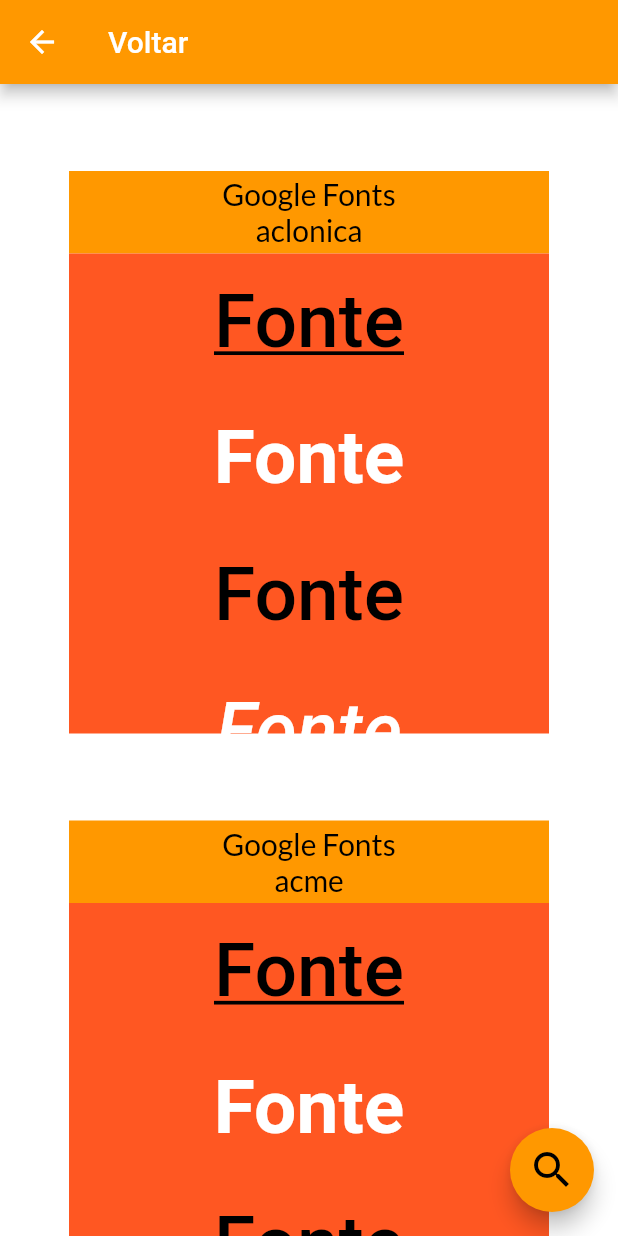
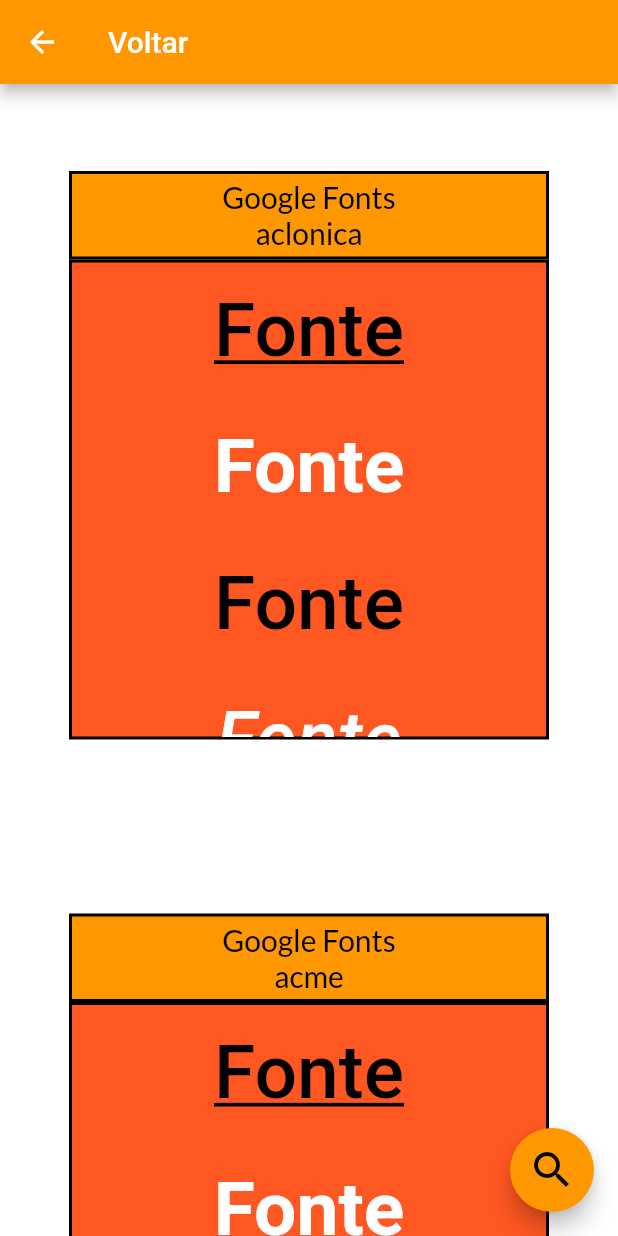
Before and after one commit to ireero/nessa_fonte, a Flutter app: the screen it shows after launch, after a tap on "Nessa Fonte", on a phone screen of 412 x 824 dp. Run offline on Flutter 3.47's test engine with Material 2 defaults, Android fonts, the light colour scheme and no system bars; our stand-ins replace google_fonts, shared_preferences; Roboto replaces fonts that are missing (Aclonica, Acme).

Commit message:
Ajustando estilo e adicionando tratativas no inicio da pagina.

```diff
--- a/lib/classes/fonte_class.dart
+++ b/lib/classes/fonte_class.dart
@@ -192,4 +192,35 @@ class Fonte {
     fontSize: 50,
     decoration: TextDecoration.combine(List<TextDecoration>.from([TextDecoration.underline, TextDecoration.overline])),
   )];
+
+  final List<TextStyle> google_adventPro = [GoogleFonts.adventPro(color: Colors.black,
+    fontSize: 50,
+    decoration: TextDecoration.underline,
+    decorationColor: Colors.black,), GoogleFonts.adventPro(
+    color: Colors.white,
+    fontSize: 50,
+    fontWeight: FontWeight.bold,
+    decoration: TextDecoration.none,
+  ), GoogleFonts.adventPro(
+    color: Colors.black,
+    fontSize: 50,
+    decoration: TextDecoration.none,
+  ), GoogleFonts.adventPro(
+    color: Colors.white,
+    fontSize: 50,
+    fontStyle: FontStyle.italic,
+    decoration: TextDecoration.none,
+  ), GoogleFonts.adventPro(
+    color: Colors.black,
+    fontSize: 50,
+    decoration: TextDecoration.lineThrough,
+  ),GoogleFonts.adventPro(
+    color: Colors.black,
+    fontSize: 50,
+    decoration: TextDecoration.overline,
+  ),GoogleFonts.adventPro(
+    color: Colors.black,
+    fontSize: 50,
+    decoration: TextDecoration.combine(List<TextDecoration>.from([TextDecoration.underline, TextDecoration.overline])),
+  )];
 }
--- a/lib/controle.dart
+++ b/lib/controle.dart
@@ -8,8 +8,11 @@ class Controle extends StatefulWidget {
   List<Color> listaDeCores = [
     Colors.white,
     Colors.black,
-    Colors.red,
+    Colors.red.shade900,
     Colors.blue,
+    Colors.yellow,
+    Colors.orange,
+    Colors.pink,
   ];
   int atualbackgroundColor = 0;
   int atualTextColor = 1;
@@ -37,6 +40,21 @@ class _Controle extends State<Controle> {
         case 3:
           widget.atualbackgroundColor = 2;
           widget.atualTextColor = 3;
+          widget.troca = 4;
+          break;
+        case 4:
+          widget.atualbackgroundColor = 3;
+          widget.atualTextColor = 2;
+          widget.troca = 5;
+          break;
+        case 5:
+          widget.atualbackgroundColor = 4;
+          widget.atualTextColor = 5;
+          widget.troca = 6;
+          break;
+        case 6:
+          widget.atualbackgroundColor = 5;
+          widget.atualTextColor = 6;
           widget.troca = 1;
           break;
       }
--- a/lib/first_page.dart
+++ b/lib/first_page.dart
@@ -29,6 +29,7 @@ class FirstPage extends StatelessWidget {
                 FontSquare('lato',),
                 FontSquare('sahitya'),
                 FontSquare('sacramento',),
+                FontSquare('adventPro',),
                 FontSquare('akayaKanadaka',),
               ],
             ),
--- a/lib/font_square.dart
+++ b/lib/font_square.dart
@@ -20,8 +20,14 @@ class FontSquare extends StatelessWidget {
               padding: const EdgeInsets.only(bottom: 8.0, top: 50),
             ),
             Container(
+              decoration: BoxDecoration(
+                color: Colors.orange,
+                border: Border.all(
+                  color: Colors.black,
+                  width: 2,
+                ),
+              ),
               width: 320,
-              color: Colors.orange,
               padding: const EdgeInsets.all(3.5),
               child: Text(
                   'Google Fonts\n$tipoFonte',
@@ -36,7 +42,13 @@ class FontSquare extends StatelessWidget {
           ],
         ),
         Container(
-          color: Colors.deepOrange,
+          decoration: BoxDecoration(
+            color: Colors.deepOrange,
+            border: Border.all(
+              color: Colors.black,
+              width: 2,
+            ),
+          ),
           height: 320,
           width: 320,
           child: SingleChildScrollView(
@@ -45,8 +57,6 @@ class FontSquare extends StatelessWidget {
               mainAxisAlignment: MainAxisAlignment.spaceEvenly,
               children: [
                 Column(
-                  mainAxisSize: MainAxisSize.min,
-                  mainAxisAlignment: MainAxisAlignment.spaceAround,
                   children:  <Widget> [
                     FontTextButton(position: 0, fonte_nome: tipoFonte),
                     FontTextButton(position: 1, fonte_nome: tipoFonte),
@@ -61,6 +71,9 @@ class FontSquare extends StatelessWidget {
             ),
           ),
         ),
+        Container(
+          padding: const EdgeInsets.only(bottom: 8.0, top: 50),
+        ),
       ],
     );
   }
--- a/lib/fonte_text_button.dart
+++ b/lib/fonte_text_button.dart
@@ -24,6 +24,8 @@ class FontTextButton extends StatelessWidget {
           return Fonte().google_acme[position];
         case 'akayaKanadaka':
           return Fonte().google_akayaKanadaka[position];
+        case 'adventPro':
+          return Fonte().google_adventPro[position];
       }
     }
     return Padding(
```
Also changed, not shown: 3 other files.
